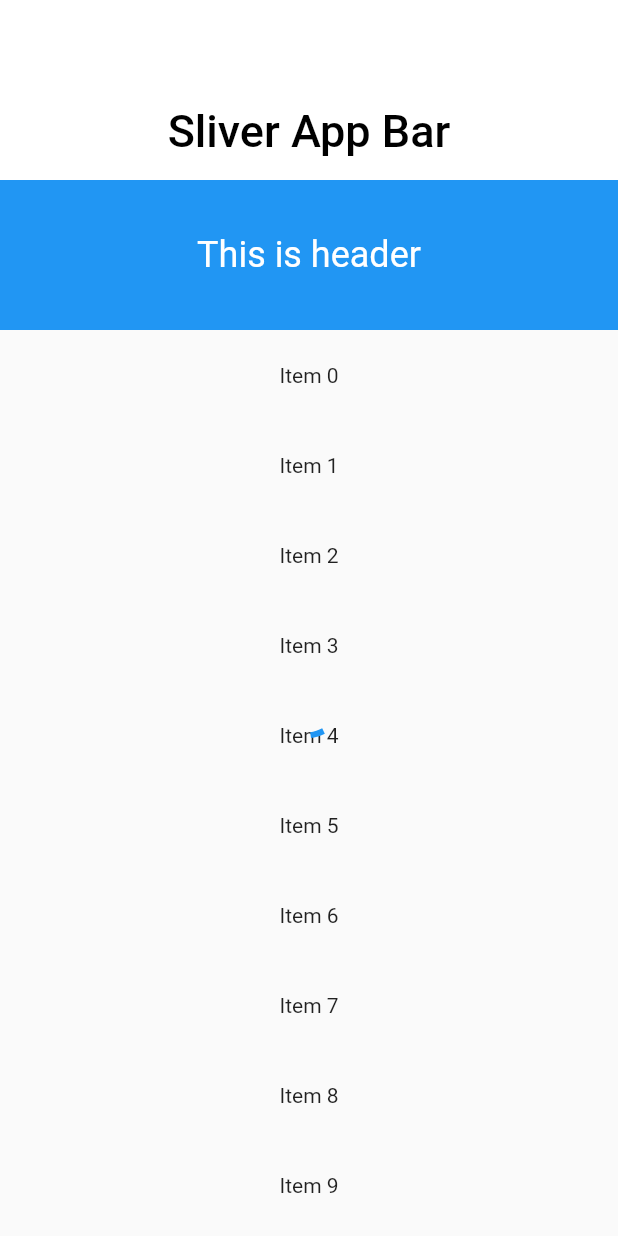
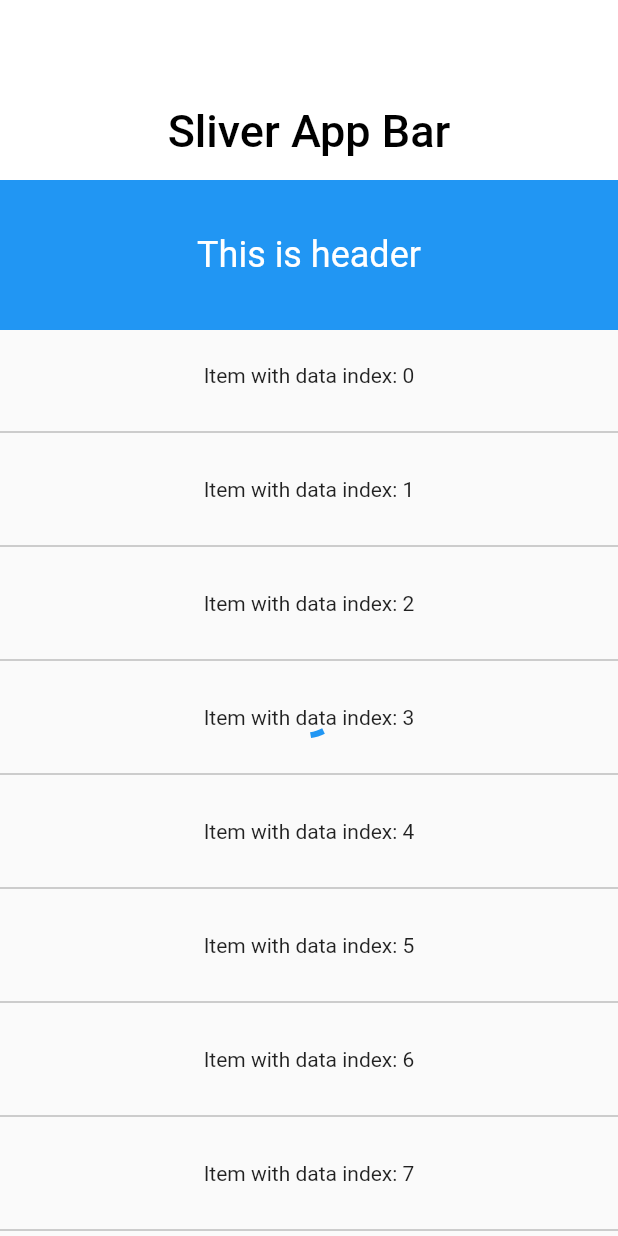
Before and after one commit to showang/flutter_easy_listview, a Flutter app: the screen it shows after launch, on a phone screen of 412 x 824 dp. Run offline on Flutter 3.47's test engine with Material 2 defaults, Android fonts, the phone set to English and light mode, and no system bars; statements that could not run were skipped.

Commit message:
Refactoring and make divider more flexible.

```diff
--- a/example/lib/main.dart
+++ b/example/lib/main.dart
@@ -6,23 +6,15 @@ import 'package:easy_listview/easy_listview.dart';
 void main() => runApp(ExampleApp());
 
 class ExampleApp extends StatelessWidget {
-  // This widget is the root of your application.
-
   @override
-  Widget build(BuildContext context) {
-    return MaterialApp(
+  Widget build(BuildContext context) => MaterialApp(
         title: 'EasyListView Demo',
-      theme: ThemeData.light(),
-      home: MyHomePage(title: 'Flutter Demo Home Page'),
+        theme: ThemeData(accentColor: Colors.pinkAccent),
+        home: MyHomePage(),
       );
-  }
 }
 
 class MyHomePage extends StatefulWidget {
-  MyHomePage({this.title});
-
-  final String title;
-
   @override
   State<StatefulWidget> createState() => MyHomePageState();
 }
@@ -49,7 +41,7 @@ class MyHomePageState extends State<MyHomePage> {
           footerBuilder: footerBuilder,
           itemCount: itemCount,
           itemBuilder: itemBuilder,
-          dividerColor: Colors.grey,
+          dividerBuilder: dividerBuilder,
           loadMore: hasNextPage,
           onLoadMore: onLoadMoreEvent,
           foregroundWidget: foregroundWidget,
@@ -62,8 +54,11 @@ class MyHomePageState extends State<MyHomePage> {
       () => setState(() {
             itemCount += 10;
             hasNextPage = itemCount <= 40;
-            }));
+          }),
+    );
   }
+
+  Widget dividerBuilder(context, index) => Divider(color: Colors.grey);
 
   var headerBuilder = (context) => Container(
         color: Colors.blue,
@@ -95,7 +90,7 @@ class MyHomePageState extends State<MyHomePage> {
         height: 60.0,
         alignment: AlignmentDirectional.center,
         child: Text(
-          "Item $index",
+          "Item with data index: $index",
           style: TextStyle(color: Colors.black87),
         ),
       );
--- a/lib/easy_listview.dart
+++ b/lib/easy_listview.dart
@@ -15,28 +15,28 @@ class EasyListView extends StatefulWidget {
     this.onLoadMore,
     this.loadMoreWhenNoData = false,
     this.loadMoreItemBuilder,
-    this.dividerSize = 0.0,
-    this.dividerColor = Colors.black12,
+    this.dividerBuilder,
     this.physics,
     this.headerSliverBuilder,
     this.controller,
     this.foregroundWidget,
+    this.padding,
   }) : assert(itemBuilder != null);
 
   final int itemCount;
   final WidgetBuilder headerBuilder;
   final WidgetBuilder footerBuilder;
   final WidgetBuilder loadMoreItemBuilder;
+  final IndexedWidgetBuilder itemBuilder;
+  final IndexedWidgetBuilder dividerBuilder;
   final bool loadMore;
-  final IndexedWidgetBuilder itemBuilder;
+  final bool loadMoreWhenNoData;
   final VoidCallback onLoadMore;
-  final bool loadMoreWhenNoData;
-  final double dividerSize;
-  final Color dividerColor;
   final ScrollPhysics physics;
   final ScrollController controller;
   final NestedScrollViewHeaderSliversBuilder headerSliverBuilder;
   final Widget foregroundWidget;
+  final EdgeInsetsGeometry padding;
 
   @override
   State<StatefulWidget> createState() {
@@ -44,10 +44,11 @@ class EasyListView extends StatefulWidget {
   }
 }
 
+enum ItemType { header, footer, loadMore, data, dividerData }
+
 class EasyListViewState extends State<EasyListView> {
   @override
-  Widget build(BuildContext context) {
-    return widget.headerSliverBuilder != null
+  Widget build(BuildContext context) => widget.headerSliverBuilder != null
       ? NestedScrollView(
           headerSliverBuilder: widget.headerSliverBuilder,
           body: MediaQuery.removePadding(
@@ -57,66 +58,112 @@ class EasyListViewState extends State<EasyListView> {
           ),
         )
       : _buildList();
+
+  Widget _itemBuilder(context, index) {
+    var headerCount = _headerCount();
+    var totalItemCount = _dataItemCount() + headerCount + _footerCount();
+    switch (_itemType(index, totalItemCount)) {
+      case ItemType.header:
+        return widget.headerBuilder(context);
+      case ItemType.footer:
+        return widget.footerBuilder(context);
+      case ItemType.loadMore:
+        return _buildLoadMoreItem();
+      case ItemType.dividerData:
+        return _buildDividerWithData(index, index - headerCount);
+      case ItemType.data:
+      default:
+        return widget.itemBuilder(context, index - headerCount);
+    }
   }
 
   _buildList() {
-    var itemCount = _itemCount();
     var headerCount = _headerCount();
-    var footerCount = _footerCount();
-    var hasDivider = _hasDivider();
+    var totalItemCount = _dataItemCount() + headerCount + _footerCount();
     var children = <Widget>[
-      ListView.builder(
+      _hasDivider()
+          ? ListView.builder(
               physics: widget.physics,
+              padding: widget.padding,
               controller: widget.controller,
-          itemCount: itemCount + headerCount + footerCount,
-          itemBuilder: (context, index) {
-            if (hasHeader() && index == 0) return widget.headerBuilder(context);
-            if (widget.loadMore && index == headerCount + itemCount) {
+              itemCount: totalItemCount,
+              itemBuilder: _itemBuilder,
+            )
+          : ListView.separated(
+              physics: widget.physics,
+              padding: widget.padding,
+              controller: widget.controller,
+              itemCount: totalItemCount,
+              itemBuilder: _itemBuilder,
+              separatorBuilder: widget.dividerBuilder,
+            )
+    ];
+    if (widget.foregroundWidget != null) children.add(widget.foregroundWidget);
+    return Stack(children: children);
+  }
+
+  ItemType _itemType(itemIndex, totalItemCount) {
+    if (_isHeader(itemIndex)) {
+      return ItemType.header;
+    } else if (_isLoadMore(itemIndex, totalItemCount)) {
       if ((widget.loadMoreWhenNoData ||
               (!widget.loadMoreWhenNoData && widget.itemCount > 0)) &&
           widget.onLoadMore != null) {
-                Timer(Duration(milliseconds: 100), widget.onLoadMore);
+        Timer(Duration(milliseconds: 50), widget.onLoadMore);
+      }
+      return ItemType.loadMore;
+    } else if (_isFooter(itemIndex, totalItemCount)) {
+      return ItemType.footer;
+    } else if (_hasDivider()) {
+      return ItemType.dividerData;
+    } else {
+      return ItemType.data;
+    }
+  }
+
+  Widget _buildLoadMoreItem() {
+    if ((widget.loadMoreWhenNoData ||
+            (!widget.loadMoreWhenNoData && widget.itemCount > 0)) &&
+        widget.onLoadMore != null) {
+      Timer(Duration(milliseconds: 50), widget.onLoadMore);
     }
     return widget.loadMoreItemBuilder != null
         ? widget.loadMoreItemBuilder(context)
-                  : Container(
-                      padding: EdgeInsets.all(8.0),
-                      child: Center(
-                        child: CircularProgressIndicator(),
+        : _defaultLoadMore;
+  }
+
+  Widget _buildDividerWithData(index, dataIndex) => index.isEven
+      ? widget.dividerBuilder != null
+          ? widget.dividerBuilder(context, dataIndex ~/ 2)
+          : _defaultDivider
+      : widget.itemBuilder(context, dataIndex ~/ 2);
+
+  bool _isHeader(itemIndex) => _hasHeader() && itemIndex == 0;
+
+  bool _isLoadMore(itemIndex, total) =>
+      widget.loadMore && itemIndex == total - 1;
+
+  bool _isFooter(itemIndex, total) => _hasFooter() && itemIndex == total - 1;
+
+  int _headerCount() => _hasHeader() ? 1 : 0;
+
+  int _footerCount() => (_hasFooter() || widget.loadMore) ? 1 : 0;
+
+  int _dataItemCount() =>
+      _hasDivider() ? widget.itemCount * 2 - 1 : widget.itemCount;
+
+  bool _hasDivider() => widget.dividerBuilder != null;
+
+  bool _hasHeader() => widget.headerBuilder != null;
+
+  bool _hasFooter() => widget.footerBuilder != null;
+
+  final _defaultLoadMore = Container(
+    padding: const EdgeInsets.all(8.0),
+    child: const Center(
+      child: const CircularProgressIndicator(),
     ),
   );
+
+  final _defaultDivider = const Divider(color: Colors.grey);
 }
-            if (hasFooter() && index == headerCount + itemCount) {
-              return widget.footerBuilder(context);
-            }
-
-            var dataIndex = index - headerCount;
-            if (hasDivider) {
-              return index.isEven
-                  ? Divider(
-                      height: widget.dividerSize,
-                      color: widget.dividerColor,
-                    )
-                  : widget.itemBuilder(context, dataIndex ~/ 2);
-            }
-            return widget.itemBuilder(context, dataIndex);
-          })
-    ];
-    if (widget.foregroundWidget != null) children.add(widget.foregroundWidget);
-    return Stack(
-      children: children,
-    );
-  }
-
-  int _headerCount() => hasHeader() ? 1 : 0;
-
-  int _footerCount() => (hasFooter() || widget.loadMore) ? 1 : 0;
-
-  int _itemCount() => widget.itemCount * (_hasDivider() ? 2 : 1);
-
-  bool _hasDivider() => widget.dividerSize > 0.0 ? true : false;
-
-  bool hasHeader() => widget.headerBuilder != null;
-
-  bool hasFooter() => widget.footerBuilder != null;
-}
```
Lines whose indentation alone changed are shown as unchanged.
